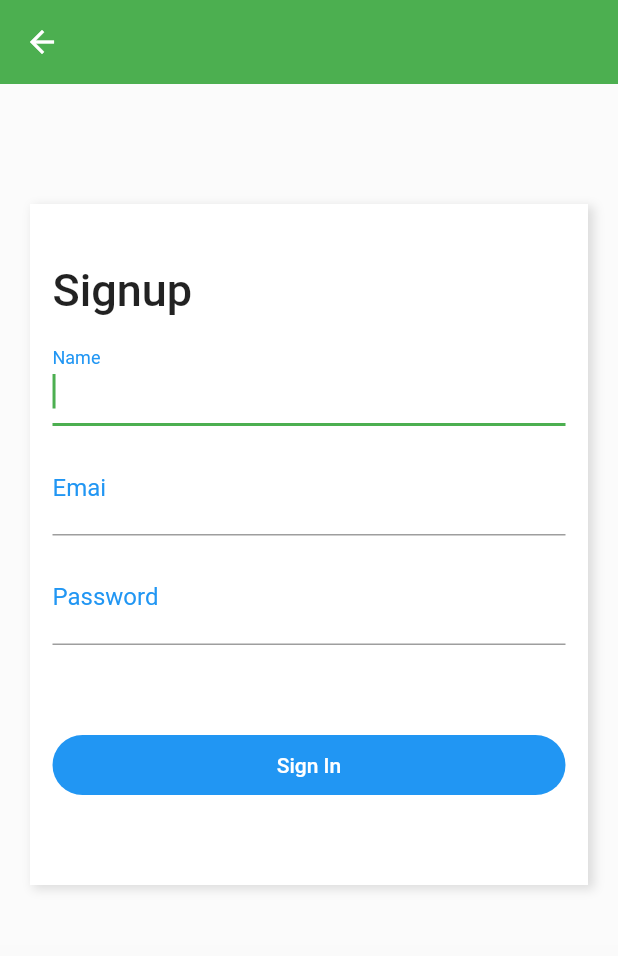
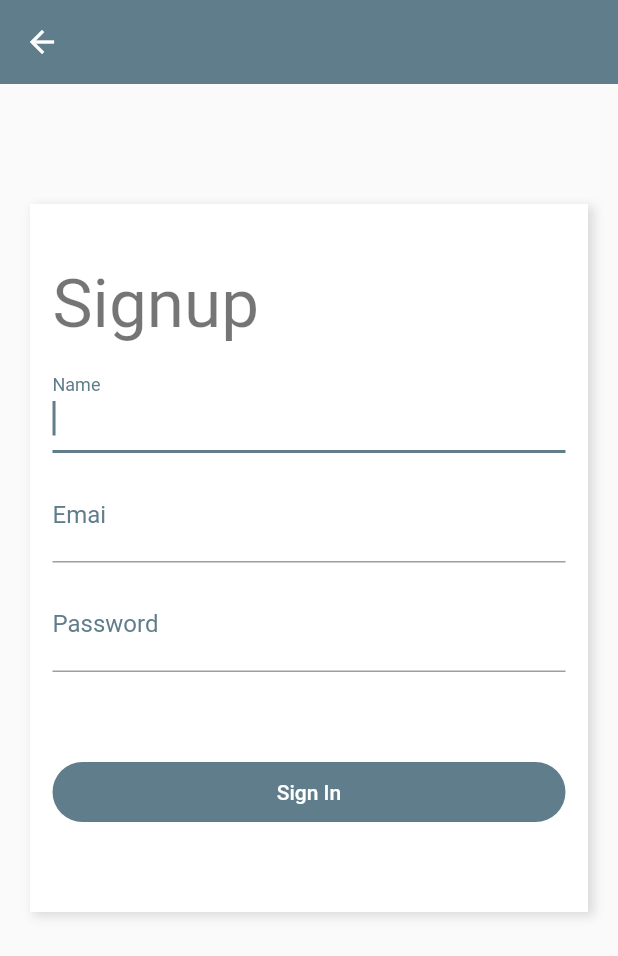
Before and after one commit to MiltonQuirino/shopping, a Flutter app: the screen it shows after launch, item 3 of the bottom bar chosen, after a tap on "Sign Up", on a phone screen of 412 x 824 dp. Shown: the top 956 px of the screen. Run offline on Flutter 3.47's test engine with Material 2 defaults, Android fonts, the phone set to English and light mode, and no system bars.

Commit message:
update theme

```diff
--- a/lib/main.dart
+++ b/lib/main.dart
@@ -2,6 +2,7 @@ import 'package:flutter/material.dart';
 import 'package:shopping/pages/cart.page.dart';
 import 'package:shopping/pages/login.page.dart';
 import 'package:shopping/pages/tabs.page.dart';
+import 'package:shopping/themes/dark.theme.dart';
 import 'package:shopping/themes/light.theme.dart';
 
 void main() {
--- a/lib/pages/cart.page.dart
+++ b/lib/pages/cart.page.dart
@@ -18,7 +18,7 @@ class CartPage extends StatelessWidget {
           ),
           Container(
             height: 80,
-            color: Colors.black12,
+            // color: Colors.black12,
             child: Row(
               mainAxisAlignment: MainAxisAlignment.spaceBetween,
               children: <Widget>[
@@ -39,7 +39,7 @@ class CartPage extends StatelessWidget {
                       Text(
                         "\$875",
                         style: TextStyle(
-                            color: Theme.of(context).primaryColor,
+                            color: Theme.of(context).colorScheme.primary,
                             fontWeight: FontWeight.bold,
                             fontSize: 20),
                       ),
--- a/lib/pages/home.page.dart
+++ b/lib/pages/home.page.dart
@@ -14,7 +14,7 @@ class HomePage extends StatelessWidget {
       body: Container(
         padding: EdgeInsets.all(15),
         width: double.infinity,
-        color: Color(0xFFF5F5F5),
+        // color: Color(0xFFF5F5F5),
         child: Column(
           crossAxisAlignment: CrossAxisAlignment.stretch,
           children: [
--- a/lib/pages/product.page.dart
+++ b/lib/pages/product.page.dart
@@ -17,7 +17,7 @@ class ProductPage extends StatelessWidget {
   @override
   Widget build(BuildContext context) {
     return Scaffold(
-      appBar: AppBar(),
+      // appBar: AppBar(),
       body: NestedScrollView(
         headerSliverBuilder: (
           BuildContext context,
--- a/lib/pages/signup.page.dart
+++ b/lib/pages/signup.page.dart
@@ -12,7 +12,7 @@ class SignupPage extends StatelessWidget {
       ),
       body: SingleChildScrollView(
         child: Container(
-          color: Colors.white10,
+          // color: Colors.white10,
           padding: EdgeInsets.only(
             top: 80,
             left: 20,
@@ -45,10 +45,7 @@ class SignupPage extends StatelessWidget {
                       Text(
                         "Signup",
                         textAlign: TextAlign.left,
-                        style: TextStyle(
-                          fontSize: 30,
-                          fontWeight: FontWeight.w500,
-                        ),
+                        style: Theme.of(context).textTheme.displaySmall,
                       ),
                       SizedBox(
                         height: 10,
@@ -59,13 +56,13 @@ class SignupPage extends StatelessWidget {
                         decoration: InputDecoration(
                           labelText: "Name",
                           labelStyle: TextStyle(
-                              color: Theme.of(context).primaryColor,
+                              color: Theme.of(context).colorScheme.primary,
                               fontWeight: FontWeight.w400,
                               fontSize: 16),
                         ),
                         style: TextStyle(
-                          fontSize: 20,
-                        ),
+                            fontSize: 20,
+                            color: Theme.of(context).colorScheme.primary),
                       ),
                       SizedBox(
                         height: 10,
@@ -76,12 +73,13 @@ class SignupPage extends StatelessWidget {
                         decoration: InputDecoration(
                           labelText: "Emai",
                           labelStyle: TextStyle(
-                              color: Theme.of(context).primaryColor,
+                              color: Theme.of(context).colorScheme.primary,
                               fontWeight: FontWeight.w400,
                               fontSize: 16),
                         ),
                         style: TextStyle(
                           fontSize: 20,
+                          color: Theme.of(context).colorScheme.primary,
                         ),
                       ),
                       SizedBox(
@@ -94,13 +92,13 @@ class SignupPage extends StatelessWidget {
                         decoration: InputDecoration(
                           labelText: "Password",
                           labelStyle: TextStyle(
-                              color: Theme.of(context).primaryColor,
+                              color: Theme.of(context).colorScheme.primary,
                               fontWeight: FontWeight.w400,
                               fontSize: 16),
                         ),
                         style: TextStyle(
-                          fontSize: 20,
-                        ),
+                            fontSize: 20,
+                            color: Theme.of(context).colorScheme.primary),
                       ),
                       SizedBox(
                         height: 60,
@@ -108,7 +106,7 @@ class SignupPage extends StatelessWidget {
                       Container(
                         width: double.infinity,
                         decoration: BoxDecoration(
-                          color: Colors.blue,
+                          color: Theme.of(context).colorScheme.primary,
                           borderRadius: BorderRadius.all(
                             Radius.circular(30),
                           ),
--- a/lib/themes/light.theme.dart
+++ b/lib/themes/light.theme.dart
@@ -1,14 +1,14 @@
 import 'package:flutter/material.dart';
 
 const brightness = Brightness.light;
-const primaryColor = const Color(0xFF00C569);
+const primaryColor = const Color(0xF026873);
 const lightColor = const Color(0xFFFFFFFF);
 const backgroundColor = const Color(0xFFF5F5F5);
 
 ThemeData lightTheme() {
   return ThemeData(
     colorScheme: ColorScheme.fromSwatch(
-      primarySwatch: Colors.green,
+      primarySwatch: Colors.blueGrey,
       brightness: brightness,
     ).copyWith(
       secondary: Colors.white,
@@ -17,6 +17,12 @@ ThemeData lightTheme() {
       bodyText2: TextStyle(
         color: Colors.black87,
       ),
+      bodyText1: TextStyle(
+        color: Colors.black87,
+      ),
+      headline3: TextStyle(
+        color: Colors.black54,
+      ),
     ),
   );
 }
--- a/lib/widgets/cart/cart-item.widget.dart
+++ b/lib/widgets/cart/cart-item.widget.dart
@@ -31,7 +31,7 @@ class CartItem extends StatelessWidget {
                 Text(
                   "\$200",
                   style: TextStyle(
-                      color: Theme.of(context).primaryColor,
+                      color: Theme.of(context).colorScheme.primary,
                       fontWeight: FontWeight.bold,
                       fontSize: 20),
                 ),
--- a/lib/widgets/category/category-item.widget.dart
+++ b/lib/widgets/category/category-item.widget.dart
@@ -13,7 +13,7 @@ class CategoryItem extends StatelessWidget {
       margin: EdgeInsets.all(10),
       padding: EdgeInsets.all(10),
       decoration: BoxDecoration(
-        color: Colors.white,
+        color: Theme.of(context).colorScheme.secondary,
         boxShadow: [
           new BoxShadow(
             color: Colors.black12,
--- a/lib/widgets/product/product-card.widget.dart
+++ b/lib/widgets/product/product-card.widget.dart
@@ -76,9 +76,10 @@ class ProductCard extends StatelessWidget {
           Text(
             "\$ $price",
             style: TextStyle(
-                fontSize: 16,
-                fontWeight: FontWeight.bold,
-                color: Color(0xFF00C569)),
+              fontSize: 16,
+              fontWeight: FontWeight.bold,
+              color: Theme.of(context).colorScheme.primary,
+            ),
           ),
         ],
       ),
--- a/lib/widgets/search-box.widget.dart
+++ b/lib/widgets/search-box.widget.dart
@@ -25,14 +25,14 @@ class SearchBox extends StatelessWidget {
               border: InputBorder.none,
               labelText: "Search ...",
               labelStyle: TextStyle(
-                color: Colors.blue,
+                color: Theme.of(context).colorScheme.primary,
                 fontWeight: FontWeight.w300,
                 fontSize: 16,
               ),
             ),
             style: TextStyle(
               fontSize: 20,
-              color: Colors.blue,
+              color: Theme.of(context).colorScheme.primary,
             ),
           ),
         )
```
Also changed, not shown: lib/themes/dark.theme.dart (+25 -0 lines).
